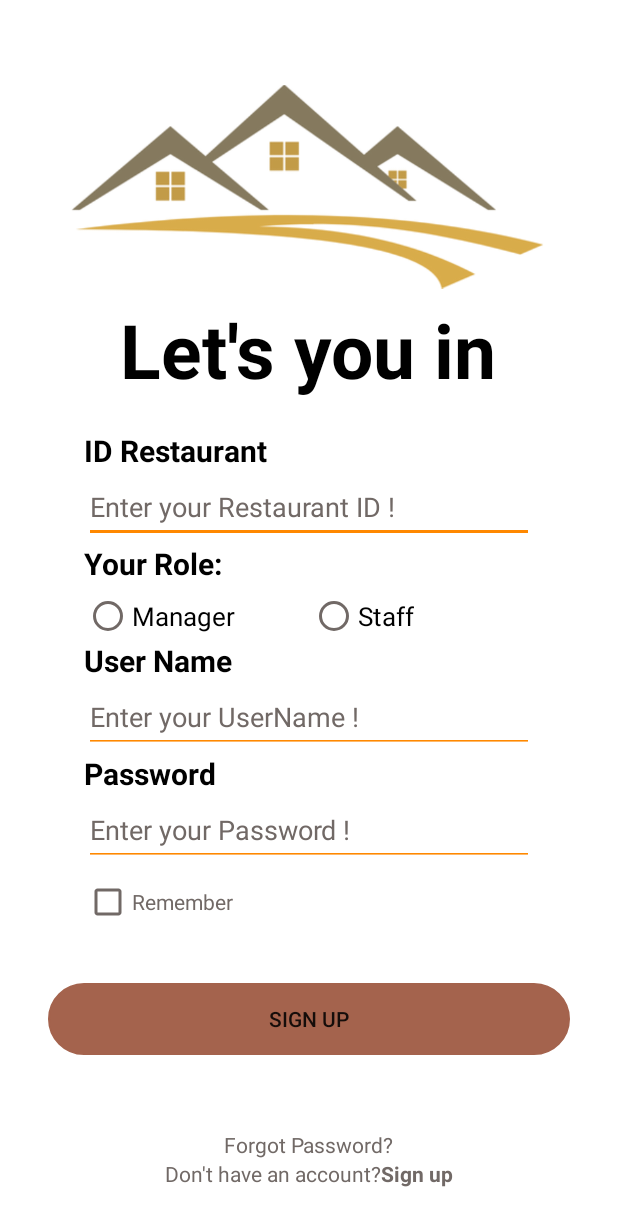
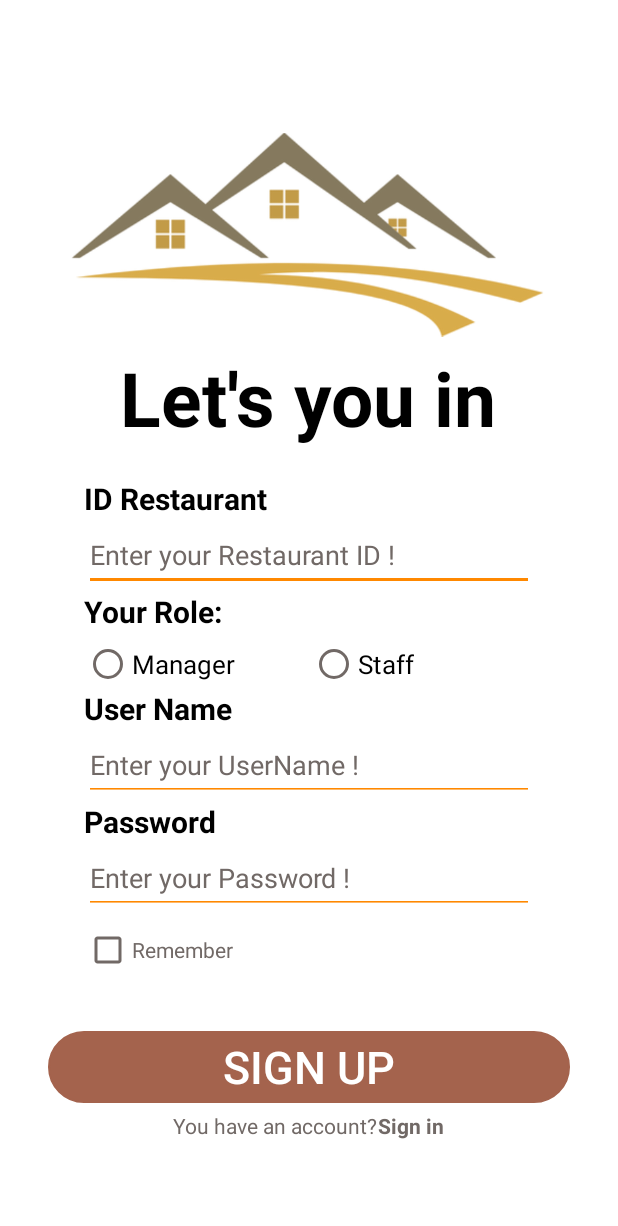
Before and after one commit to ltwang03/hres-management, an Android app: the RegisterActivity screen opened directly, with no data from a screen before it, on a phone screen of 412 x 824 dp. Shown: the top 1226 px of the screen. Run offline under Robolectric (Android 15) with nearby library versions, the phone set to English and light mode, and no system bars.

Commit message:
chuyển trang oke nhó

```diff
--- a/app/src/main/res/layout/activity_intro.xml
+++ b/app/src/main/res/layout/activity_intro.xml
@@ -16,7 +16,7 @@
         android:contentDescription="TODO"
         android:foregroundGravity="center"
         android:scaleType="fitCenter"
-        app:layout_constraintBottom_toTopOf="@+id/btnSignup"
+        app:layout_constraintBottom_toTopOf="@+id/btnSignin"
         app:srcCompat="@drawable/bg_intro3"
         tools:ignore="MissingConstraints"
         tools:layout_editor_absoluteX="-5dp" />
@@ -32,7 +32,7 @@
         tools:ignore="MissingConstraints" />
 
     <Button
-        android:id="@+id/btnSignup"
+        android:id="@+id/btnSignin"
         android:layout_width="match_parent"
         android:layout_height="wrap_content"
         android:layout_marginStart="32dp"
@@ -40,7 +40,7 @@
         android:layout_marginBottom="25dp"
         android:background="@drawable/button_primary"
         android:backgroundTint="#E4B18C"
-        android:text="SIGN UP"
+        android:text="SIGN IN"
         android:textColor="@color/white"
         android:textSize="20dp"
         app:layout_constraintBottom_toTopOf="@+id/btnRegister"
--- a/app/src/main/res/layout/activity_register.xml
+++ b/app/src/main/res/layout/activity_register.xml
@@ -152,34 +152,30 @@
         android:layout_marginEnd="32dp"
         android:layout_marginStart="32dp"
         android:text="Sign up"
+        android:textColor="@color/white"
+        android:textSize="30dp"
         app:backgroundTint="#A4634D"
         android:background="@drawable/button_primary" />
 
-    <TextView
-        android:layout_marginTop="50dp"
-        android:layout_width="wrap_content"
-        android:layout_height="wrap_content"
-        android:layout_gravity="center"
-        android:backgroundTint="#A4634D"
-        android:text="Forgot Password?"
-        android:textColor="#716966" />
 
     <LinearLayout
         android:layout_width="wrap_content"
         android:layout_height="wrap_content"
-        android:layout_gravity="center">
+        android:layout_gravity="center"
+        android:layout_marginTop="5dp">
         <TextView
             android:layout_width="wrap_content"
             android:layout_height="wrap_content"
             android:layout_gravity="center"
-            android:text="Don't have an account?"
+            android:text="You have an account?"
             android:textColor="#716966" />
         <TextView
             android:layout_width="wrap_content"
             android:layout_height="wrap_content"
-            android:text="Sign up"
+            android:text="Sign in"
             android:textStyle="bold"
             android:textColor="#716966"/>
     </LinearLayout>
 
+
 </LinearLayout>
```
Also changed, not shown: app/src/main/java/edu/huflit/hres_management/IntroActivity.java (+23 -0 lines), app/src/main/res/layout/activity_login.xml (+7 -5 lines).
